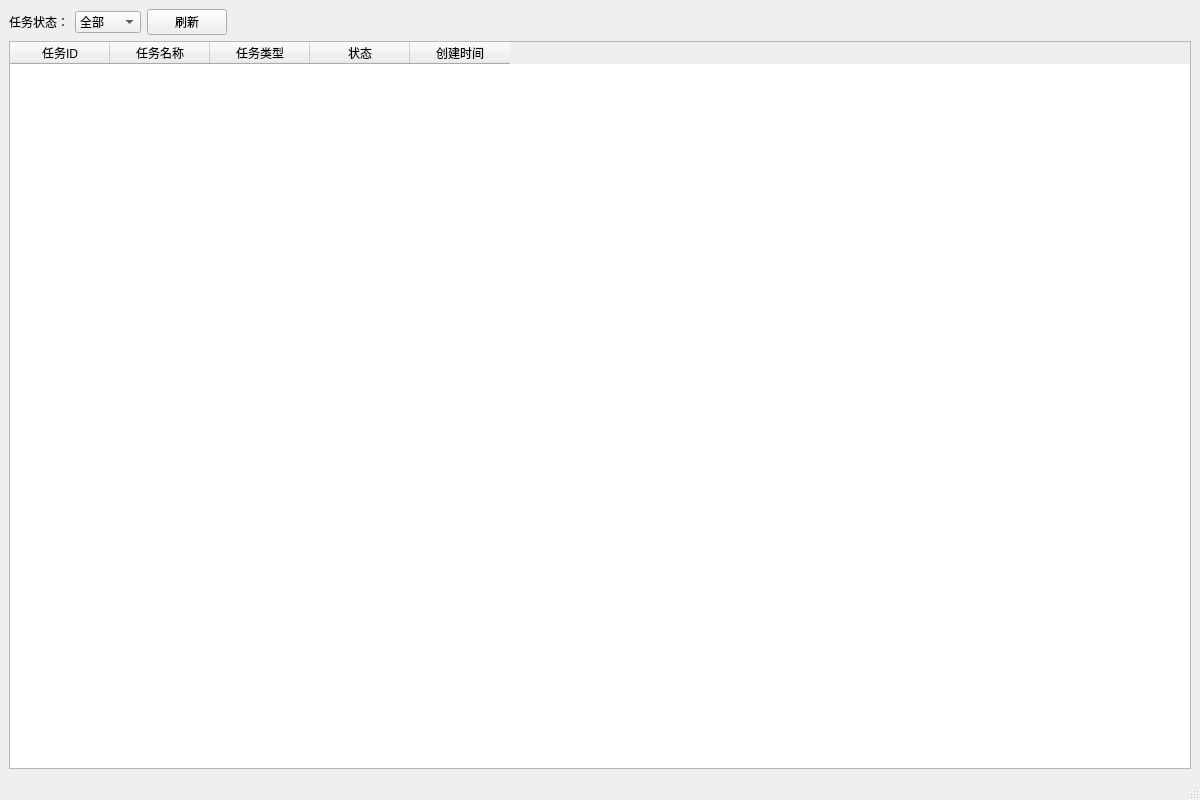
Old version of the form src/views/workbench.ui in the repository brovast/CDSimulation.
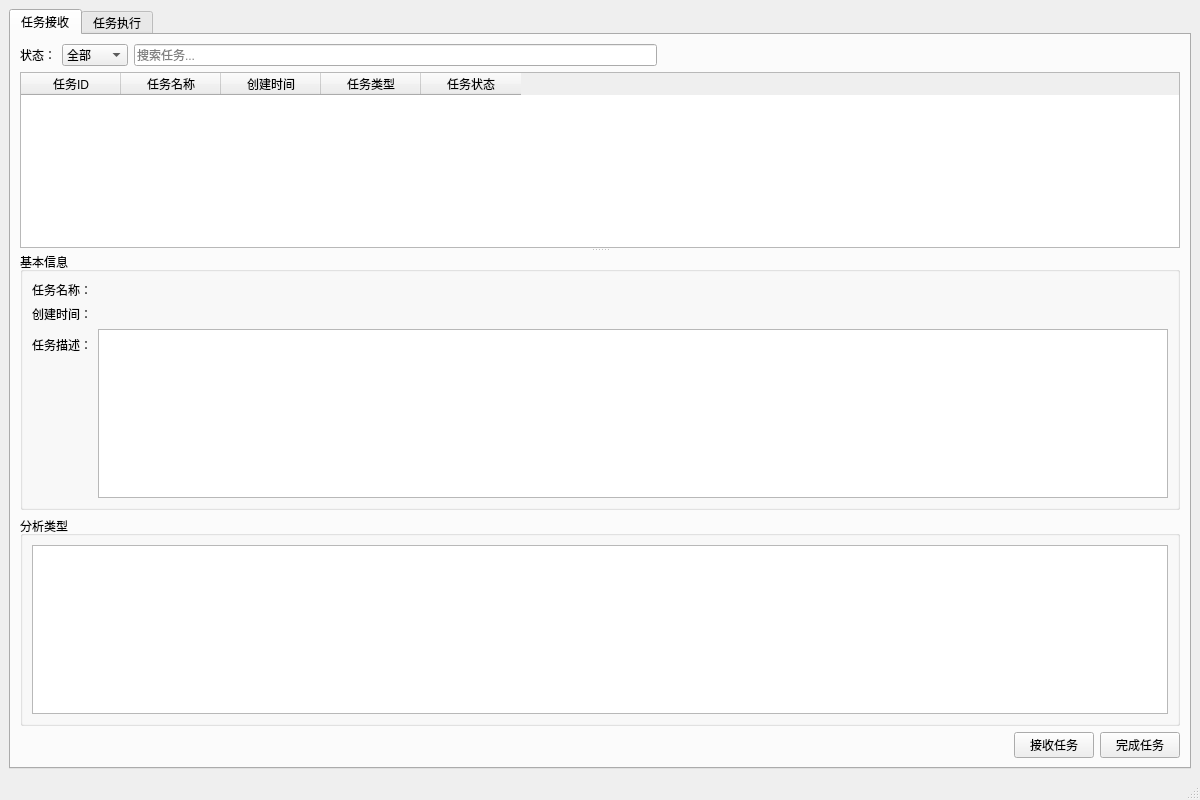
New version of the form. The open tabs and pages were chosen to show the change.

```diff
--- a/src/views/workbench.ui
+++ b/src/views/workbench.ui
@@ -16,11 +16,21 @@
   <widget class="QWidget" name="centralwidget">
    <layout class="QVBoxLayout" name="verticalLayout">
     <item>
+     <widget class="QTabWidget" name="tabWidgetMain">
+      <property name="currentIndex">
+       <number>1</number>
+      </property>
+      <widget class="QWidget" name="tabTaskReceive">
+       <attribute name="title">
+        <string>任务接收</string>
+       </attribute>
+       <layout class="QVBoxLayout" name="verticalLayout_2">
+        <item>
      <layout class="QHBoxLayout" name="horizontalLayout">
       <item>
        <widget class="QLabel" name="label">
         <property name="text">
-         <string>任务状态：</string>
+             <string>状态：</string>
         </property>
        </widget>
       </item>
@@ -49,9 +59,9 @@
        </widget>
       </item>
       <item>
-       <widget class="QPushButton" name="btnRefresh">
-        <property name="text">
-         <string>刷新</string>
+           <widget class="QLineEdit" name="lineEditSearch">
+            <property name="placeholderText">
+             <string>搜索任务...</string>
         </property>
        </widget>
       </item>
@@ -62,8 +72,8 @@
         </property>
         <property name="sizeHint" stdset="0">
          <size>
-          <width>40</width>
-          <height>20</height>
+              <width>0</width>
+              <height>0</height>
          </size>
         </property>
        </spacer>
@@ -71,7 +81,14 @@
      </layout>
     </item>
     <item>
-     <widget class="QTableWidget" name="tableTask">
+         <widget class="QSplitter" name="splitter">
+          <property name="orientation">
+           <enum>Qt::Orientation::Vertical</enum>
+          </property>
+          <widget class="QTableWidget" name="tableTaskList">
+           <property name="selectionMode">
+            <enum>QAbstractItemView::SelectionMode::SingleSelection</enum>
+           </property>
       <property name="selectionBehavior">
        <enum>QAbstractItemView::SelectRows</enum>
       </property>
@@ -85,34 +102,128 @@
         <string>任务名称</string>
        </property>
       </column>
-      <column>
-       <property name="text">
-        <string>任务类型</string>
-       </property>
-      </column>
-      <column>
-       <property name="text">
-        <string>状态</string>
-       </property>
-      </column>
       <column>
        <property name="text">
         <string>创建时间</string>
        </property>
       </column>
-     </widget>
-    </item>
-   </layout>
-  </widget>
-  <widget class="QMenuBar" name="menubar">
-   <property name="geometry">
-    <rect>
-     <x>0</x>
-     <y>0</y>
-     <width>1200</width>
-     <height>22</height>
-    </rect>
-   </property>
+           <column>
+            <property name="text">
+             <string>任务类型</string>
+            </property>
+           </column>
+           <column>
+            <property name="text">
+             <string>任务状态</string>
+            </property>
+           </column>
+          </widget>
+          <widget class="QWidget" name="widgetTaskDetails">
+           <layout class="QVBoxLayout" name="verticalLayout_3">
+            <item>
+             <widget class="QGroupBox" name="groupBoxBasicInfo">
+              <property name="title">
+               <string>基本信息</string>
+              </property>
+              <layout class="QFormLayout" name="formLayout">
+               <item row="0" column="0">
+                <widget class="QLabel" name="labelTaskName">
+                 <property name="text">
+                  <string>任务名称：</string>
+                 </property>
+                </widget>
+               </item>
+               <item row="0" column="1">
+                <widget class="QLabel" name="labelTaskNameValue">
+                 <property name="text">
+                  <string/>
+                 </property>
+                </widget>
+               </item>
+               <item row="1" column="0">
+                <widget class="QLabel" name="labelCreateTime">
+                 <property name="text">
+                  <string>创建时间：</string>
+                 </property>
+                </widget>
+               </item>
+               <item row="1" column="1">
+                <widget class="QLabel" name="labelCreateTimeValue">
+                 <property name="text">
+                  <string/>
+                 </property>
+                </widget>
+               </item>
+               <item row="2" column="0">
+                <widget class="QLabel" name="labelDescription">
+                 <property name="text">
+                  <string>任务描述：</string>
+                 </property>
+                </widget>
+               </item>
+               <item row="2" column="1">
+                <widget class="QTextBrowser" name="textBrowserDescription"/>
+               </item>
+              </layout>
+             </widget>
+            </item>
+            <item>
+             <widget class="QGroupBox" name="groupBoxAnalysisTypes">
+              <property name="title">
+               <string>分析类型</string>
+              </property>
+              <layout class="QVBoxLayout" name="verticalLayout_4">
+               <item>
+                <widget class="QListWidget" name="listWidgetAnalysisTypes"/>
+               </item>
+              </layout>
+             </widget>
+            </item>
+            <item>
+             <layout class="QHBoxLayout" name="horizontalLayout_2">
+              <item>
+               <spacer name="horizontalSpacer_2">
+                <property name="orientation">
+                 <enum>Qt::Orientation::Horizontal</enum>
+                </property>
+                <property name="sizeHint" stdset="0">
+                 <size>
+                  <width>0</width>
+                  <height>0</height>
+                 </size>
+                </property>
+               </spacer>
+              </item>
+              <item>
+               <widget class="QPushButton" name="btnAcceptTask">
+                <property name="text">
+                 <string>接收任务</string>
+                </property>
+               </widget>
+              </item>
+              <item>
+               <widget class="QPushButton" name="btnCompleteTask">
+                <property name="text">
+                 <string>完成任务</string>
+                </property>
+               </widget>
+              </item>
+             </layout>
+            </item>
+           </layout>
+          </widget>
+         </widget>
+        </item>
+       </layout>
+      </widget>
+      <widget class="QWidget" name="tabTaskExecution">
+       <attribute name="title">
+        <string>任务执行</string>
+       </attribute>
+      </widget>
+     </widget>
+    </item>
+   </layout>
   </widget>
   <widget class="QStatusBar" name="statusbar"/>
  </widget>
```
Left out of the diff: 10 changed lines with no effect on the pictures. Lines whose indentation alone changed are shown as unchanged.
